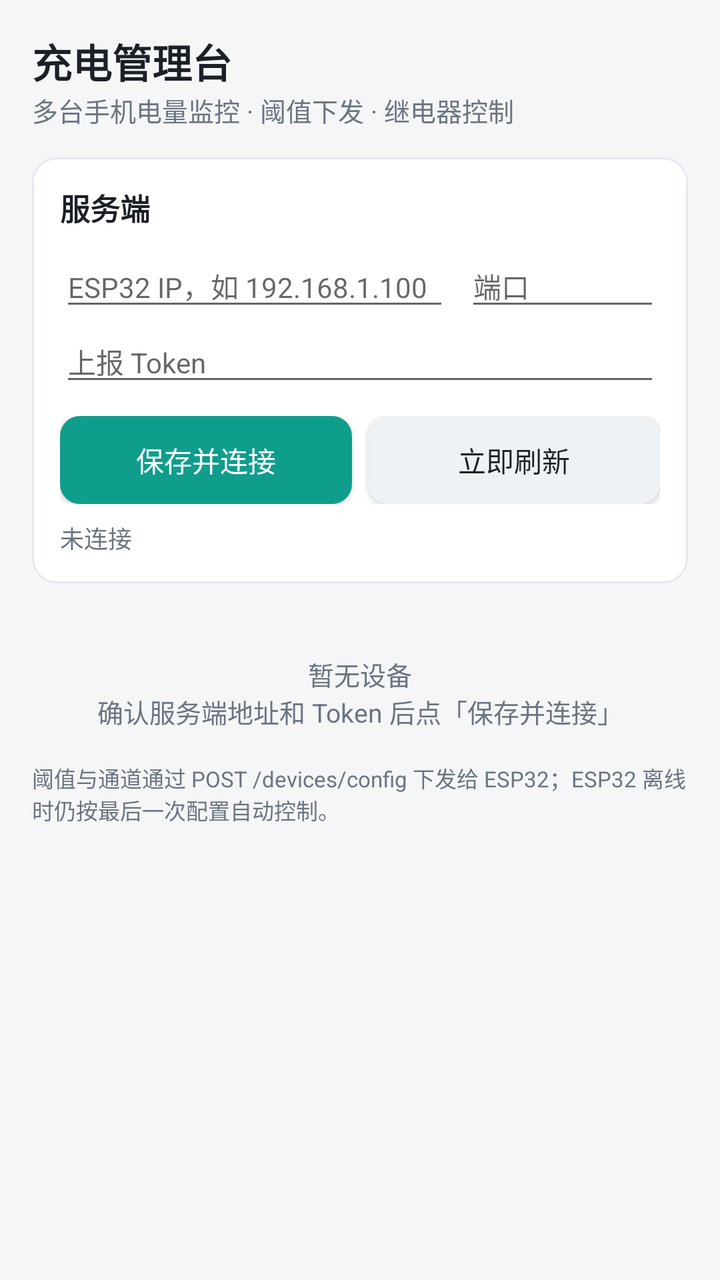
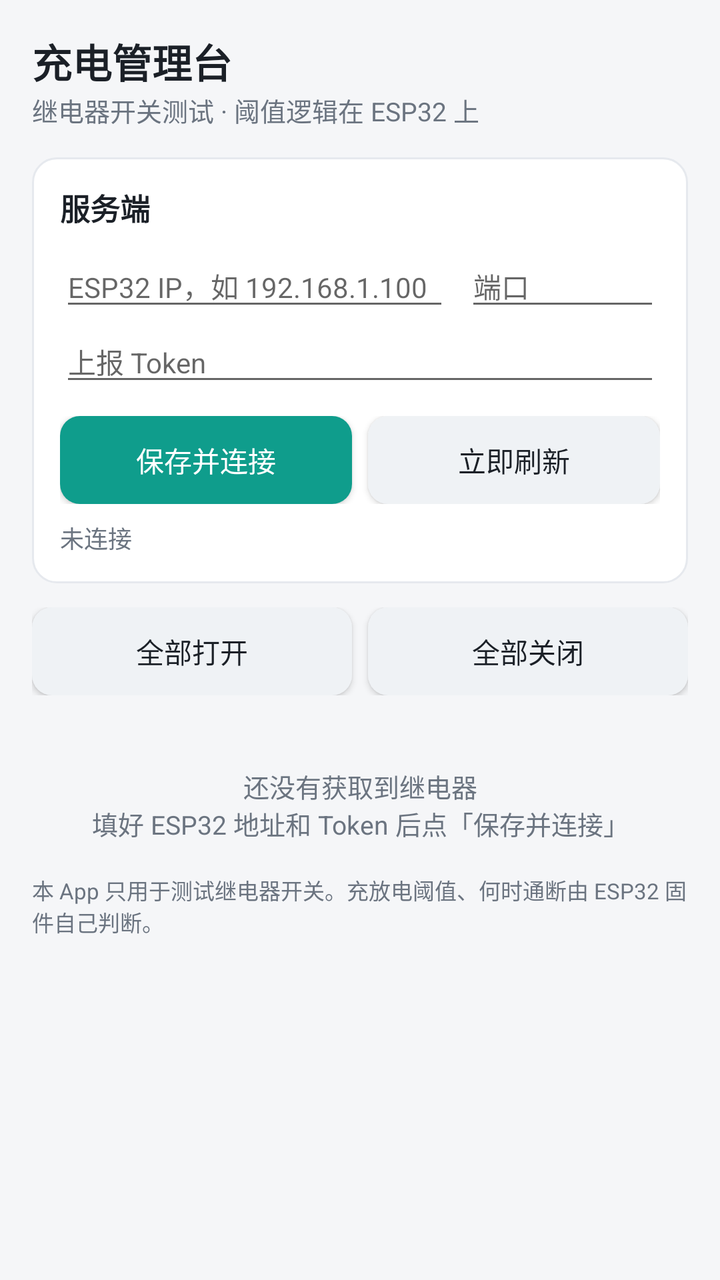

Screens rendered from an Android XML layout before and after an edit, with the pre-edit source and the edit as a unified diff.
<!-- AndroidManifest.xml: application theme android:Theme.Material.Light.NoActionBar -->
<!-- res/layout/activity_main.xml -->
<?xml version="1.0" encoding="utf-8"?>
<ScrollView xmlns:android="http://schemas.android.com/apk/res/android"
    android:layout_width="match_parent"
    android:layout_height="match_parent"
    android:background="@color/page_bg"
    android:fillViewport="true">

    <LinearLayout
        android:layout_width="match_parent"
        android:layout_height="wrap_content"
        android:orientation="vertical"
        android:padding="16dp">

        <TextView
            android:layout_width="match_parent"
            android:layout_height="wrap_content"
            android:text="充电管理台"
            android:textColor="@color/text_main"
            android:textSize="20sp"
            android:textStyle="bold" />

        <TextView
            android:layout_width="match_parent"
            android:layout_height="wrap_content"
            android:layout_marginBottom="14dp"
            android:text="多台手机电量监控 · 阈值下发 · 继电器控制"
            android:textColor="@color/text_sub"
            android:textSize="13sp" />

        
        <LinearLayout
            android:layout_width="match_parent"
            android:layout_height="wrap_content"
            android:background="@drawable/bg_card"
            android:orientation="vertical"
            android:padding="14dp">

            <TextView
                android:layout_width="wrap_content"
                android:layout_height="wrap_content"
                android:text="服务端"
                android:textColor="@color/text_main"
                android:textSize="15sp"
                android:textStyle="bold" />

            <LinearLayout
                android:layout_width="match_parent"
                android:layout_height="wrap_content"
                android:layout_marginTop="8dp"
                android:orientation="horizontal">

                <EditText
                    android:id="@+id/etHost"
                    android:layout_width="0dp"
                    android:layout_height="wrap_content"
                    android:layout_weight="2"
                    android:hint="ESP32 IP，如 192.168.1.100"
                    android:inputType="text"
                    android:maxLines="1"
                    android:textSize="14sp" />

                <EditText
                    android:id="@+id/etPort"
                    android:layout_width="0dp"
                    android:layout_height="wrap_content"
                    android:layout_marginStart="8dp"
                    android:layout_weight="1"
                    android:hint="端口"
                    android:inputType="number"
                    android:maxLines="1"
                    android:textSize="14sp" />
            </LinearLayout>

            <EditText
                android:id="@+id/etToken"
                android:layout_width="match_parent"
                android:layout_height="wrap_content"
                android:hint="上报 Token"
                android:inputType="text"
                android:maxLines="1"
                android:textSize="14sp" />

            <LinearLayout
                android:layout_width="match_parent"
                android:layout_height="wrap_content"
                android:layout_marginTop="10dp"
                android:orientation="horizontal">

                <Button
                    android:id="@+id/btnConnect"
                    android:layout_width="0dp"
                    android:layout_height="44dp"
                    android:layout_weight="1"
                    android:background="@drawable/btn_primary"
                    android:text="保存并连接"
                    android:textColor="#FFFFFF"
                    android:textSize="14sp" />

                <Button
                    android:id="@+id/btnRefresh"
                    android:layout_width="0dp"
                    android:layout_height="44dp"
                    android:layout_marginStart="8dp"
                    android:layout_weight="1"
                    android:background="@drawable/btn_secondary"
                    android:text="立即刷新"
                    android:textColor="@color/text_main"
                    android:textSize="14sp" />
            </LinearLayout>

            <TextView
                android:id="@+id/tvStatus"
                android:layout_width="match_parent"
                android:layout_height="wrap_content"
                android:layout_marginTop="8dp"
                android:text="未连接"
                android:textColor="@color/text_sub"
                android:textSize="12sp" />
        </LinearLayout>

        
        <LinearLayout
            android:id="@+id/deviceBox"
            android:layout_width="match_parent"
            android:layout_height="wrap_content"
            android:layout_marginTop="12dp"
            android:orientation="vertical" />

        <TextView
            android:id="@+id/tvEmpty"
            android:layout_width="match_parent"
            android:layout_height="wrap_content"
            android:layout_marginTop="24dp"
            android:gravity="center"
            android:text="暂无设备\n确认服务端地址和 Token 后点「保存并连接」"
            android:textColor="@color/text_sub"
            android:textSize="13sp" />

        <TextView
            android:layout_width="match_parent"
            android:layout_height="wrap_content"
            android:layout_marginTop="16dp"
            android:text="阈值与通道通过 POST /devices/config 下发给 ESP32；ESP32 离线时仍按最后一次配置自动控制。"
            android:textColor="@color/text_sub"
            android:textSize="11sp" />
    </LinearLayout>
</ScrollView>
<!-- resources referenced by this layout -->
<resources>
  <color name="page_bg">#F5F6F8</color>
  <color name="text_main">#1B2027</color>
  <color name="text_sub">#6B7480</color>
  <!-- drawable bg_card (drawable) -->
  <?xml version="1.0" encoding="utf-8"?>
  <shape xmlns:android="http://schemas.android.com/apk/res/android">
      <solid android:color="@color/card_bg" />
      <corners android:radius="12dp" />
      <stroke android:width="1dp" android:color="@color/line" />
  </shape>
  <!-- drawable btn_primary (drawable) -->
  <?xml version="1.0" encoding="utf-8"?>
  <selector xmlns:android="http://schemas.android.com/apk/res/android">
      <item android:state_pressed="true">
          <shape>
              <solid android:color="@color/primary_dark" />
              <corners android:radius="10dp" />
          </shape>
      </item>
      <item>
          <shape>
              <solid android:color="@color/primary" />
              <corners android:radius="10dp" />
          </shape>
      </item>
  </selector>
  <!-- drawable btn_secondary (drawable) -->
  <?xml version="1.0" encoding="utf-8"?>
  <selector xmlns:android="http://schemas.android.com/apk/res/android">
      <item android:state_pressed="true">
          <shape>
              <solid android:color="#E2E7EE" />
              <corners android:radius="10dp" />
          </shape>
      </item>
      <item>
          <shape>
              <solid android:color="#EFF2F5" />
              <corners android:radius="10dp" />
          </shape>
      </item>
  </selector>
  <color name="card_bg">#FFFFFF</color>
  <color name="line">#E6E9EE</color>
  <color name="primary_dark">#0B7A6D</color>
  <color name="primary">#0F9D8C</color>
</resources>

<!-- the commit's change to res/layout/activity_main.xml (unified diff, before → after) -->
@@ -23,7 +23,7 @@
             android:layout_width="match_parent"
             android:layout_height="wrap_content"
             android:layout_marginBottom="14dp"
-            android:text="多台手机电量监控 · 阈值下发 · 继电器控制"
+            android:text="继电器开关测试 · 阈值逻辑在 ESP32 上"
             android:textColor="@color/text_sub"
             android:textSize="13sp" />
 
@@ -58,7 +58,6 @@
                     android:inputType="text"
                     android:maxLines="1"
                     android:textSize="14sp" />
-
                 <EditText
                     android:id="@+id/etPort"
                     android:layout_width="0dp"
@@ -120,7 +119,36 @@
 
         
         <LinearLayout
-            android:id="@+id/deviceBox"
+            android:layout_width="match_parent"
+            android:layout_height="wrap_content"
+            android:layout_marginTop="12dp"
+            android:orientation="horizontal">
+
+            <Button
+                android:id="@+id/btnAllOn"
+                android:layout_width="0dp"
+                android:layout_height="44dp"
+                android:layout_weight="1"
+                android:background="@drawable/btn_secondary"
+                android:text="全部打开"
+                android:textColor="@color/text_main"
+                android:textSize="14sp" />
+
+            <Button
+                android:id="@+id/btnAllOff"
+                android:layout_width="0dp"
+                android:layout_height="44dp"
+                android:layout_marginStart="8dp"
+                android:layout_weight="1"
+                android:background="@drawable/btn_secondary"
+                android:text="全部关闭"
+                android:textColor="@color/text_main"
+                android:textSize="14sp" />
+        </LinearLayout>
+
+        
+        <LinearLayout
+            android:id="@+id/relayBox"
             android:layout_width="match_parent"
             android:layout_height="wrap_content"
             android:layout_marginTop="12dp"
@@ -132,7 +160,7 @@
             android:layout_height="wrap_content"
             android:layout_marginTop="24dp"
             android:gravity="center"
-            android:text="暂无设备\n确认服务端地址和 Token 后点「保存并连接」"
+            android:text="还没有获取到继电器\n填好 ESP32 地址和 Token 后点「保存并连接」"
             android:textColor="@color/text_sub"
             android:textSize="13sp" />
 
@@ -140,7 +168,7 @@
             android:layout_width="match_parent"
             android:layout_height="wrap_content"
             android:layout_marginTop="16dp"
-            android:text="阈值与通道通过 POST /devices/config 下发给 ESP32；ESP32 离线时仍按最后一次配置自动控制。"
+            android:text="本 App 只用于测试继电器开关。充放电阈值、何时通断由 ESP32 固件自己判断。"
             android:textColor="@color/text_sub"
             android:textSize="11sp" />
     </LinearLayout>
